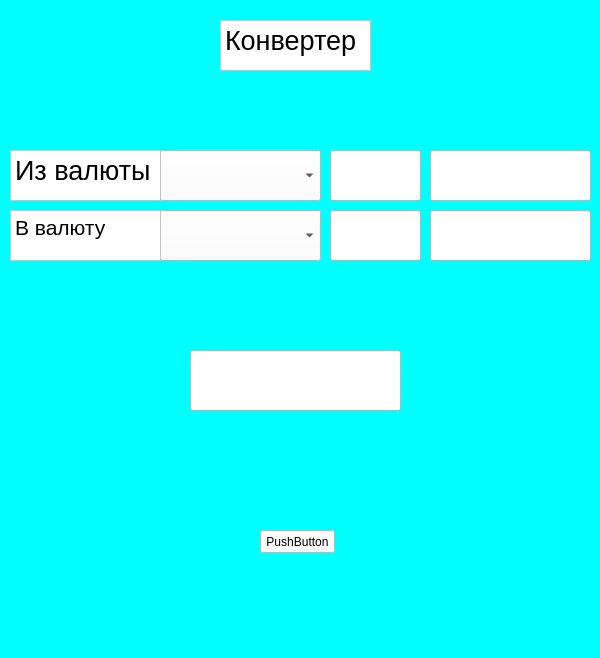
This is GUIui.ui in Irashia/Parser_cript as Qt 5 draws it before an edit. The edited form follows.
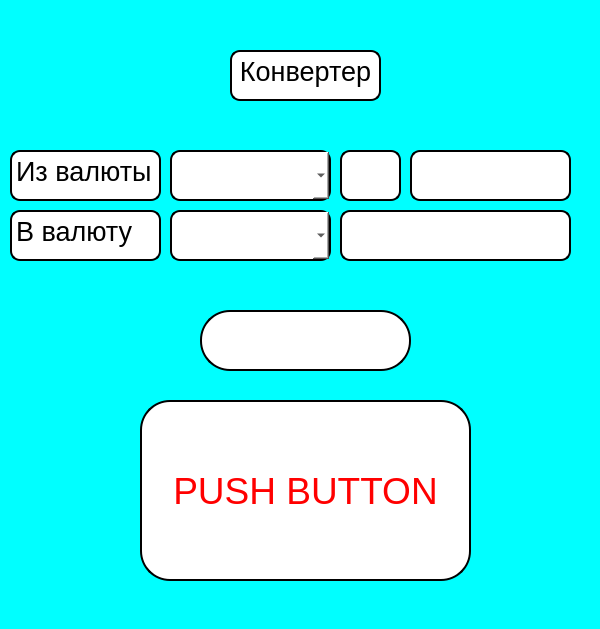
This is the edited form. Icons and pictures are not drawn.

Commit message: Start(It's work)v1.01

What changed in the file:
```diff
--- a/GUIui.ui
+++ b/GUIui.ui
@@ -7,7 +7,7 @@
     <x>0</x>
     <y>0</y>
     <width>600</width>
-    <height>658</height>
+    <height>629</height>
    </rect>
   </property>
   <property name="maximumSize">
@@ -26,63 +26,80 @@
    <widget class="QPushButton" name="pushButton">
     <property name="geometry">
      <rect>
-      <x>260</x>
-      <y>530</y>
-      <width>75</width>
-      <height>23</height>
+      <x>140</x>
+      <y>400</y>
+      <width>331</width>
+      <height>181</height>
      </rect>
     </property>
+    <property name="font">
+     <font>
+      <pointsize>28</pointsize>
+     </font>
+    </property>
     <property name="styleSheet">
-     <string notr="true">background-color: #ffffff</string>
+     <string notr="true">background-color: #ffffff;
+border: 2px solid #000000;
+border-radius: 30;
+color: RED</string>
     </property>
     <property name="text">
-     <string>PushButton</string>
+     <string>PUSH BUTTON</string>
     </property>
    </widget>
    <widget class="QTextBrowser" name="textBrowser">
     <property name="geometry">
      <rect>
-      <x>220</x>
-      <y>20</y>
+      <x>230</x>
+      <y>50</y>
       <width>151</width>
       <height>51</height>
      </rect>
     </property>
     <property name="styleSheet">
-     <string notr="true">background-color: #ffffff</string>
+     <string notr="true">background-color: #ffffff;
+border: 2px solid #000000;
+border-radius: 10;
+color: black</string>
     </property>
     <property name="html">
      <string>&lt;!DOCTYPE HTML PUBLIC &quot;-//W3C//DTD HTML 4.0//EN&quot; &quot;http://www.w3.org/TR/REC-html40/strict.dtd&quot;&gt;
 &lt;html&gt;&lt;head&gt;&lt;meta name=&quot;qrichtext&quot; content=&quot;1&quot; /&gt;&lt;style type=&quot;text/css&quot;&gt;
 p, li { white-space: pre-wrap; }
 &lt;/style&gt;&lt;/head&gt;&lt;body style=&quot; font-family:'MS Shell Dlg 2'; font-size:8.25pt; font-weight:400; font-style:normal;&quot;&gt;
-&lt;p style=&quot; margin-top:0px; margin-bottom:0px; margin-left:0px; margin-right:0px; -qt-block-indent:0; text-indent:0px;&quot;&gt;&lt;span style=&quot; font-size:20pt;&quot;&gt;Конвертер&lt;/span&gt;&lt;/p&gt;&lt;/body&gt;&lt;/html&gt;</string>
+&lt;p align=&quot;center&quot; style=&quot; margin-top:0px; margin-bottom:0px; margin-left:0px; margin-right:0px; -qt-block-indent:0; text-indent:0px;&quot;&gt;&lt;span style=&quot; font-size:20pt;&quot;&gt;Конвертер&lt;/span&gt;&lt;/p&gt;&lt;/body&gt;&lt;/html&gt;</string>
     </property>
    </widget>
    <widget class="QComboBox" name="Spisok1">
     <property name="geometry">
      <rect>
-      <x>160</x>
+      <x>170</x>
       <y>210</y>
       <width>161</width>
       <height>51</height>
      </rect>
     </property>
     <property name="styleSheet">
-     <string notr="true">background-color: #ffffff</string>
+     <string notr="true">background-color: #ffffff;
+border: 2px solid #000000;
+border-radius: 10;
+color: black</string>
     </property>
    </widget>
    <widget class="QComboBox" name="Spisok2">
     <property name="geometry">
      <rect>
-      <x>160</x>
+      <x>170</x>
       <y>150</y>
       <width>161</width>
       <height>51</height>
      </rect>
     </property>
     <property name="styleSheet">
-     <string notr="true">background-color: #ffffff</string>
+     <string notr="true">background-color: #ffffff;
+border: 2px solid #000000;
+border-radius: 10;
+color: black</string>
     </property>
    </widget>
    <widget class="QTextBrowser" name="textBrowser_2">
@@ -95,7 +112,10 @@
      </rect>
     </property>
     <property name="styleSheet">
-     <string notr="true">background-color: #ffffff</string>
+     <string notr="true">background-color: #ffffff;
+border: 2px solid #000000;
+border-radius: 10;
+color: black</string>
     </property>
     <property name="html">
      <string>&lt;!DOCTYPE HTML PUBLIC &quot;-//W3C//DTD HTML 4.0//EN&quot; &quot;http://www.w3.org/TR/REC-html40/strict.dtd&quot;&gt;
@@ -115,59 +135,55 @@
      </rect>
     </property>
     <property name="styleSheet">
-     <string notr="true">background-color: #ffffff</string>
+     <string notr="true">background-color: #ffffff;
+border: 2px solid #000000;
+border-radius: 10;
+color: black</string>
     </property>
     <property name="html">
      <string>&lt;!DOCTYPE HTML PUBLIC &quot;-//W3C//DTD HTML 4.0//EN&quot; &quot;http://www.w3.org/TR/REC-html40/strict.dtd&quot;&gt;
 &lt;html&gt;&lt;head&gt;&lt;meta name=&quot;qrichtext&quot; content=&quot;1&quot; /&gt;&lt;style type=&quot;text/css&quot;&gt;
 p, li { white-space: pre-wrap; }
 &lt;/style&gt;&lt;/head&gt;&lt;body style=&quot; font-family:'MS Shell Dlg 2'; font-size:8.25pt; font-weight:400; font-style:normal;&quot;&gt;
-&lt;p style=&quot; margin-top:0px; margin-bottom:0px; margin-left:0px; margin-right:0px; -qt-block-indent:0; text-indent:0px;&quot;&gt;&lt;span style=&quot; font-size:16pt;&quot;&gt;В валюту&lt;/span&gt;&lt;/p&gt;&lt;/body&gt;&lt;/html&gt;</string>
+&lt;p style=&quot; margin-top:0px; margin-bottom:0px; margin-left:0px; margin-right:0px; -qt-block-indent:0; text-indent:0px;&quot;&gt;&lt;span style=&quot; font-size:20pt;&quot;&gt;В валюту&lt;/span&gt;&lt;/p&gt;&lt;/body&gt;&lt;/html&gt;</string>
     </property>
    </widget>
    <widget class="QLineEdit" name="Complete">
     <property name="geometry">
      <rect>
-      <x>190</x>
-      <y>350</y>
+      <x>200</x>
+      <y>310</y>
       <width>211</width>
       <height>61</height>
      </rect>
     </property>
     <property name="styleSheet">
-     <string notr="true">background-color: #ffffff</string>
+     <string notr="true">background-color: #ffffff;
+border: 2px solid #000000;
+border-radius: 30;
+color: black</string>
     </property>
     <property name="text">
      <string/>
     </property>
+    <property name="readOnly">
+     <bool>true</bool>
+    </property>
    </widget>
    <widget class="QLineEdit" name="value_1">
     <property name="geometry">
      <rect>
-      <x>330</x>
+      <x>340</x>
       <y>150</y>
-      <width>91</width>
+      <width>61</width>
       <height>51</height>
      </rect>
     </property>
     <property name="styleSheet">
-     <string notr="true">background-color: #ffffff</string>
-    </property>
-    <property name="text">
-     <string/>
-    </property>
-   </widget>
-   <widget class="QLineEdit" name="value_2">
-    <property name="geometry">
-     <rect>
-      <x>330</x>
-      <y>210</y>
-      <width>91</width>
-      <height>51</height>
-     </rect>
-    </property>
-    <property name="styleSheet">
-     <string notr="true">background-color: #ffffff</string>
+     <string notr="true">background-color: #ffffff;
+border: 2px solid #000000;
+border-radius: 10;
+color: black</string>
     </property>
     <property name="text">
      <string/>
@@ -176,34 +192,46 @@
    <widget class="QLineEdit" name="price_1">
     <property name="geometry">
      <rect>
-      <x>430</x>
+      <x>410</x>
       <y>150</y>
       <width>161</width>
       <height>51</height>
      </rect>
     </property>
     <property name="styleSheet">
-     <string notr="true">background-color: #ffffff</string>
+     <string notr="true">background-color: #ffffff;
+border: 2px solid #000000;
+border-radius: 10;
+color: black</string>
     </property>
     <property name="text">
      <string/>
     </property>
+    <property name="readOnly">
+     <bool>true</bool>
+    </property>
    </widget>
    <widget class="QLineEdit" name="price_2">
     <property name="geometry">
      <rect>
-      <x>430</x>
+      <x>340</x>
       <y>210</y>
-      <width>161</width>
+      <width>231</width>
       <height>51</height>
      </rect>
     </property>
     <property name="styleSheet">
-     <string notr="true">background-color: #ffffff</string>
+     <string notr="true">background-color: #ffffff;
+border: 2px solid #000000;
+border-radius: 10;
+color: black</string>
     </property>
     <property name="text">
      <string/>
     </property>
+    <property name="readOnly">
+     <bool>true</bool>
+    </property>
    </widget>
   </widget>
  </widget>
```
Left out of the diff: 8 changed lines with no effect on the pictures. The commit also changes 2 other files.
